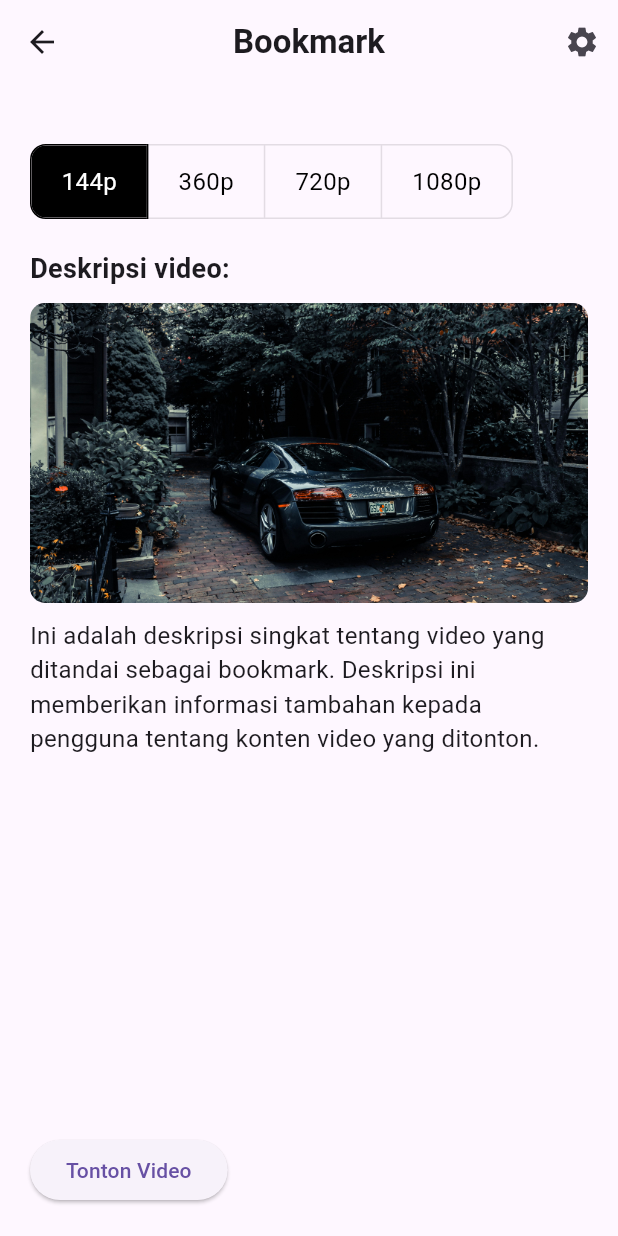
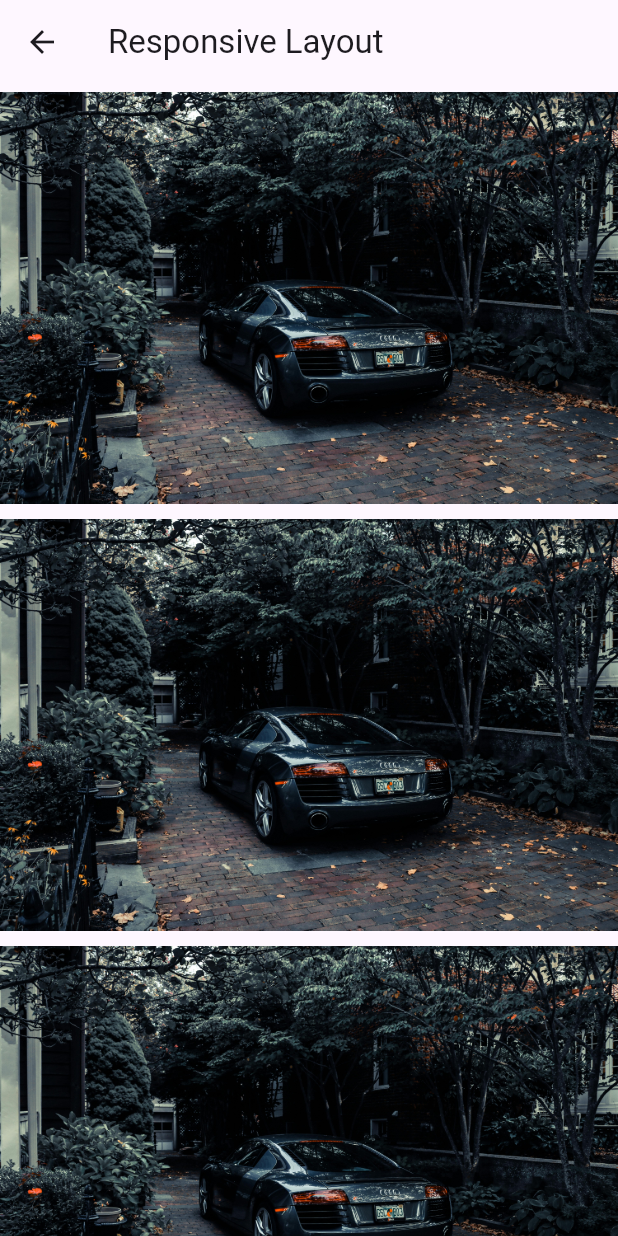
Before and after one commit to KreusnaBayu/Porto-flutter, a Flutter app: the Bookmark screen opened directly, after a tap on "Tonton Video", on a phone screen of 412 x 824 dp. Run offline on Flutter 3.47's test engine with Material 3 defaults, Android fonts, the phone set to English and light mode, and no system bars.

Commit message:
add listview & gridview

```diff
--- /dev/null
+++ b/lib/ui/Responsif.dart
@@ -0,0 +1,51 @@
+import 'package:flutter/material.dart';
+
+class DetailScreen extends StatelessWidget {
+  const DetailScreen({Key? key}) : super(key: key);
+
+  @override
+  Widget build(BuildContext context) {
+    return Scaffold(
+      appBar: AppBar(
+        title: Text('Responsive Layout'),
+      ),
+      body: LayoutBuilder(
+        builder: (context, constraints) {
+          if (constraints.maxWidth < 450) {
+            return _buildListView();
+          } else {
+            return _buildGridView();
+          }
+        },
+      ),
+    );
+  }
+
+  Widget _buildListView() {
+    return ListView.builder(
+      itemCount: 5,
+      itemBuilder: (context, index) {
+        return Padding(
+          padding: EdgeInsets.symmetric(vertical: 5),
+          child: Image.asset('assets/gambar.jpg', fit: BoxFit.cover),
+        );
+      },
+    );
+  }
+
+  Widget _buildGridView() {
+    return GridView.builder(
+      gridDelegate: SliverGridDelegateWithFixedCrossAxisCount(
+        crossAxisCount: 2,
+        crossAxisSpacing: 4.0,
+        mainAxisSpacing: 4.0,
+      ),
+      itemCount: 10,
+      itemBuilder: (context, index) {
+        return GridTile(
+          child: Image.asset('assets/gambar.jpg', fit: BoxFit.cover),
+        );
+      },
+    );
+  }
+}
--- a/lib/ui/bookmart.dart
+++ b/lib/ui/bookmart.dart
@@ -1,3 +1,4 @@
+import 'package:april20/ui/Responsif.dart';
 import 'package:flutter/material.dart';
 
 class Bookmark extends StatefulWidget {
@@ -15,7 +16,10 @@ class _BookmarkState extends State<Bookmark> {
   Widget build(BuildContext context) {
     return Scaffold(
       appBar: AppBar(
-        title: Text('Bookmark',style: TextStyle(fontWeight: FontWeight.bold),),
+        title: Text(
+          'Bookmark',
+          style: TextStyle(fontWeight: FontWeight.bold),
+        ),
         centerTitle: true,
         actions: [
           IconButton(
@@ -38,11 +42,13 @@ class _BookmarkState extends State<Bookmark> {
               selectedBorderColor: Colors.black,
               children: _resolutions.map((resolution) {
                 return Padding(
-                  padding: const EdgeInsets.symmetric(horizontal: 20.0, vertical: 10.0),
+                  padding: const EdgeInsets.symmetric(
+                      horizontal: 20.0, vertical: 10.0),
                   child: Text(resolution, style: TextStyle(fontSize: 16)),
                 );
               }).toList(),
-              isSelected: List.generate(_resolutions.length, (index) => index == _selectedResolutionIndex),
+              isSelected: List.generate(_resolutions.length,
+                  (index) => index == _selectedResolutionIndex),
               onPressed: (int index) {
                 setState(() {
                   _selectedResolutionIndex = index;
@@ -60,7 +66,8 @@ class _BookmarkState extends State<Bookmark> {
               decoration: BoxDecoration(
                 borderRadius: BorderRadius.circular(10),
                 image: DecorationImage(
-                  image: AssetImage('assets/gambar.jpg'), // Ganti dengan path gambar sesuai kebutuhan
+                  image: AssetImage(
+                      'assets/gambar.jpg'), // Ganti dengan path gambar sesuai kebutuhan
                   fit: BoxFit.cover,
                 ),
               ),
@@ -69,7 +76,7 @@ class _BookmarkState extends State<Bookmark> {
             Expanded(
               child: SingleChildScrollView(
                 child: Text(
-                  'Ini adalah deskripsi singkat tentang video yang ditandai sebagai bookmark. Deskripsi ini memberikan informasi tambahan kepada pengguna tentang konten video yang ditonton.',
+                  'Lorem Ipsum is simply dummy text of the printing and typesetting industry. Lorem Ipsum has been the industrys standard dummy text ever since the 1500s, when an unknown printer took a galley of type and scrambled it to make a type specimen book. It has survived not only five centuries, but also the leap into electronic typesetting, remaining essentially unchanged. It was popularised in the 1960s with the release of Letraset sheets containing Lorem Ipsum passages, and more recently with desktop publishing software like Aldus PageMaker including versions of Lorem Ipsum.',
                   style: TextStyle(fontSize: 16),
                 ),
               ),
@@ -77,9 +84,15 @@ class _BookmarkState extends State<Bookmark> {
             SizedBox(height: 20),
             ElevatedButton(
               onPressed: () {
-                // Tambahkan logika untuk menonton video disini
+               Navigator.pop(context);
+                Navigator.push(
+                  context,
+                  MaterialPageRoute(builder: (context) => DetailScreen()),
+                );
               },
-              child: Text('Tonton Video',),
+              child: Text(
+                'Tonton Video',
+              ),
             ),
           ],
         ),
```
